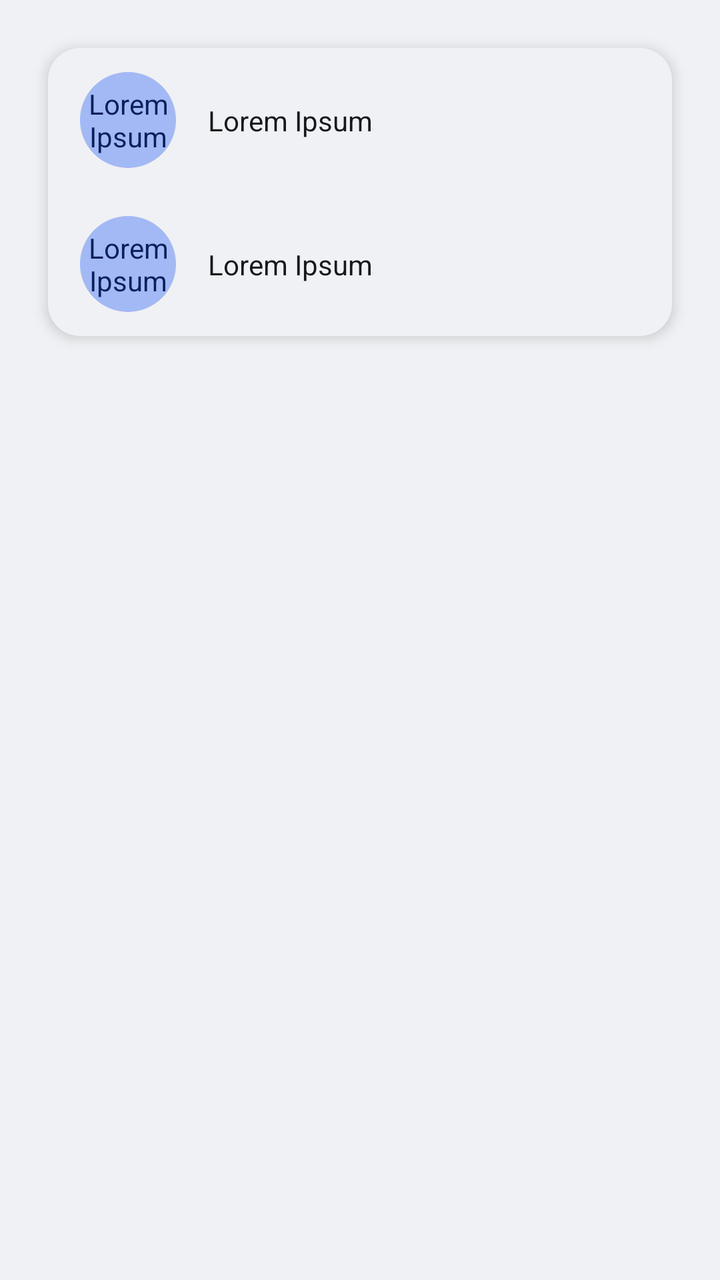
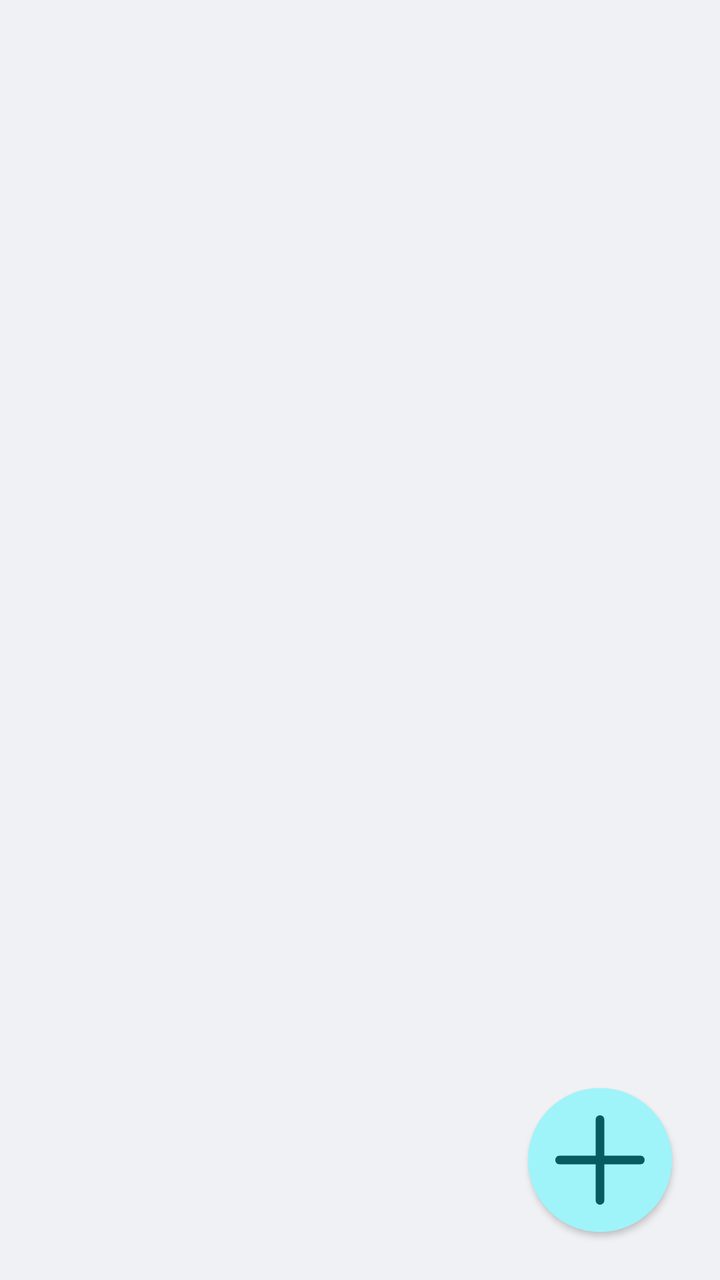

An Android layout rendered at two revisions. The XML below is the earlier revision; the diff shows what the commit changed to produce the second picture.
<!-- AndroidManifest.xml: application theme Theme.MangaCheck -->
<!-- res/layout/list_comic_layout.xml -->
<?xml version="1.0" encoding="utf-8"?>
<ScrollView xmlns:android="http://schemas.android.com/apk/res/android"
    android:layout_width="match_parent"
    android:layout_height="match_parent"
    android:background="?backgroundColor"
    android:clipChildren="false"
    android:clipToPadding="false"
    android:fitsSystemWindows="true">

    <include layout="@layout/list_comic_group" />

</ScrollView>
<!-- res/layout/list_comic_group.xml (included above) -->
<?xml version="1.0" encoding="utf-8"?>
<LinearLayout xmlns:android="http://schemas.android.com/apk/res/android"
    android:layout_width="match_parent"
    android:layout_height="wrap_content"
    android:background="@drawable/basic_surface"
    android:elevation="@dimen/U_half"
    android:orientation="vertical"
    android:clipChildren="false"
    android:clipToPadding="false"
    android:layout_marginTop="@dimen/U_2"
    android:layout_margin="@dimen/U_3">

    <include layout="@layout/list_comic_entry" />

    <include layout="@layout/list_comic_entry" />
</LinearLayout>
<!-- res/layout/list_comic_entry.xml (included above) -->
<?xml version="1.0" encoding="utf-8"?>
<androidx.constraintlayout.widget.ConstraintLayout xmlns:android="http://schemas.android.com/apk/res/android"
    xmlns:app="http://schemas.android.com/apk/res-auto"
    android:layout_width="match_parent"
    android:layout_height="@dimen/U_7"
    android:layout_marginTop="@dimen/U_1"
    android:layout_marginBottom="@dimen/U_1"
    android:orientation="horizontal">

    <TextView
        android:id="@+id/letter_circle"
        android:layout_width="@dimen/U_6"
        android:layout_height="@dimen/U_6"
        android:layout_alignParentBottom="true"
        android:layout_gravity="center"
        android:layout_marginStart="@dimen/U_2"
        android:background="@drawable/reading_list_circle"
        android:gravity="center"
        android:text="@string/missing"
        android:textColor="?colorOnPrimaryContainer"
        app:layout_constraintBottom_toBottomOf="parent"
        app:layout_constraintStart_toStartOf="parent"
        app:layout_constraintTop_toTopOf="parent" />

    <TextView
        android:id="@+id/manga_name"
        android:layout_width="wrap_content"
        android:layout_height="wrap_content"
        android:layout_marginStart="@dimen/U_2"
        android:text="@string/missing"
        android:textColor="?colorOnSurface"
        app:layout_constraintBottom_toBottomOf="parent"
        app:layout_constraintStart_toEndOf="@+id/letter_circle"
        app:layout_constraintTop_toTopOf="parent" />

</androidx.constraintlayout.widget.ConstraintLayout>
<!-- resources referenced by this layout -->
<resources>
  <dimen name="U_1">8dp</dimen>
  <dimen name="U_2">16dp</dimen>
  <dimen name="U_3">24dp</dimen>
  <dimen name="U_6">48dp</dimen>
  <dimen name="U_7">56dp</dimen>
  <dimen name="U_half">4dp</dimen>
  <!-- drawable basic_surface (drawable) -->
  <?xml version="1.0" encoding="utf-8"?>
  <shape xmlns:android="http://schemas.android.com/apk/res/android"
      android:shape="rectangle">
      <solid android:color="?colorSurface" />
      <corners android:radius="@dimen/U_2" />
  </shape>
  <!-- drawable reading_list_circle (drawable) -->
  <?xml version="1.0" encoding="utf-8"?>
  <selector xmlns:android="http://schemas.android.com/apk/res/android">
      <item>
          <shape android:shape="oval">
              <solid android:color="?colorPrimaryContainer" />
          </shape>
      </item>
  </selector>
  <string name="missing">Lorem Ipsum</string>
  <color name="primary_35">#1038A2</color>
  <color name="primary_80">#A3B9F5</color>
  <color name="white">#FFFFFFFF</color>
  <color name="primary_20">#0A205C</color>
  <color name="secondary_35">#0A9FA9</color>
  <color name="secondary_80">#9FF4F9</color>
  <color name="secondary_20">#065B60</color>
  <color name="tertiary_35">#3D4C76</color>
  <color name="tertiary_80">#BCC4DC</color>
  <color name="tertiary_20">#232B43</color>
  <color name="error_35">#B22200</color>
  <color name="error_80">#FFAC99</color>
  <color name="error_20">#661300</color>
  <color name="Natural_95">#F0F1F4</color>
  <color name="Natural_10">#16181D</color>
  <color name="Natural_20">#2B303B</color>
  <color name="VNatural_90">#E2E9E9</color>
  <color name="VNatural_30">#415658</color>
  <color name="VNatural_50">#6C9093</color>
  <color name="VNatural_80">#C4D3D4</color>
  <style name="mySpinnerItemSelectedStyleLight" parent="@android:style/Widget.Holo.TextView.SpinnerItem">
          <item name="android:textColor">?colorOnSurfaceVariant</item>
      </style>
  <style name="DrawerArrowStyleLight" parent="@style/Widget.AppCompat.DrawerArrowToggle">
          <item name="spinBars">true</item>
          <item name="color">?colorOnPrimaryContainer</item>
      </style>
  <!-- unchanged entries left out for length: 1 -->
</resources>

<!-- the commit's change to res/layout/list_comic_layout.xml (unified diff, before → after) -->
@@ -1,5 +1,5 @@
 <?xml version="1.0" encoding="utf-8"?>
-<ScrollView xmlns:android="http://schemas.android.com/apk/res/android"
+<RelativeLayout xmlns:android="http://schemas.android.com/apk/res/android"
     android:layout_width="match_parent"
     android:layout_height="match_parent"
     android:background="?backgroundColor"
@@ -7,60 +7,15 @@
     android:clipToPadding="false"
     android:fitsSystemWindows="true">
 
-    <include layout="@layout/list_comic_group" />
+    <Button
+        android:id="@+id/add_button"
+        android:layout_width="@dimen/U_9"
+        android:layout_height="@dimen/U_9"
+        android:layout_alignParentEnd="true"
+        android:layout_alignParentBottom="true"
+        android:layout_marginEnd="@dimen/U_3"
+        android:layout_marginBottom="@dimen/U_3"
+        android:background="@drawable/add_button"
+        android:elevation="@dimen/U_1" />
 
-</ScrollView>
-<!-- res/layout/list_comic_group.xml (included above) -->
-<?xml version="1.0" encoding="utf-8"?>
-<LinearLayout xmlns:android="http://schemas.android.com/apk/res/android"
-    android:layout_width="match_parent"
-    android:layout_height="wrap_content"
-    android:background="@drawable/basic_surface"
-    android:elevation="@dimen/U_half"
-    android:orientation="vertical"
-    android:clipChildren="false"
-    android:clipToPadding="false"
-    android:layout_marginTop="@dimen/U_2"
-    android:layout_margin="@dimen/U_3">
-
-    <include layout="@layout/list_comic_entry" />
-
-    <include layout="@layout/list_comic_entry" />
-</LinearLayout>
-<!-- res/layout/list_comic_entry.xml (included above) -->
-<?xml version="1.0" encoding="utf-8"?>
-<androidx.constraintlayout.widget.ConstraintLayout xmlns:android="http://schemas.android.com/apk/res/android"
-    xmlns:app="http://schemas.android.com/apk/res-auto"
-    android:layout_width="match_parent"
-    android:layout_height="@dimen/U_7"
-    android:layout_marginTop="@dimen/U_1"
-    android:layout_marginBottom="@dimen/U_1"
-    android:orientation="horizontal">
-
-    <TextView
-        android:id="@+id/letter_circle"
-        android:layout_width="@dimen/U_6"
-        android:layout_height="@dimen/U_6"
-        android:layout_alignParentBottom="true"
-        android:layout_gravity="center"
-        android:layout_marginStart="@dimen/U_2"
-        android:background="@drawable/reading_list_circle"
-        android:gravity="center"
-        android:text="@string/missing"
-        android:textColor="?colorOnPrimaryContainer"
-        app:layout_constraintBottom_toBottomOf="parent"
-        app:layout_constraintStart_toStartOf="parent"
-        app:layout_constraintTop_toTopOf="parent" />
-
-    <TextView
-        android:id="@+id/manga_name"
-        android:layout_width="wrap_content"
-        android:layout_height="wrap_content"
-        android:layout_marginStart="@dimen/U_2"
-        android:text="@string/missing"
-        android:textColor="?colorOnSurface"
-        app:layout_constraintBottom_toBottomOf="parent"
-        app:layout_constraintStart_toEndOf="@+id/letter_circle"
-        app:layout_constraintTop_toTopOf="parent" />
-
-</androidx.constraintlayout.widget.ConstraintLayout>
+</RelativeLayout>
<!-- resource entries referenced after the edit -->
@@ -1,28 +1,30 @@
 <!-- resources referenced by this layout -->
 <resources>
   <dimen name="U_1">8dp</dimen>
-  <dimen name="U_2">16dp</dimen>
   <dimen name="U_3">24dp</dimen>
-  <dimen name="U_6">48dp</dimen>
-  <dimen name="U_7">56dp</dimen>
-  <dimen name="U_half">4dp</dimen>
-  <!-- drawable basic_surface (drawable) -->
-  <?xml version="1.0" encoding="utf-8"?>
-  <shape xmlns:android="http://schemas.android.com/apk/res/android"
-      android:shape="rectangle">
-      <solid android:color="?colorSurface" />
-      <corners android:radius="@dimen/U_2" />
-  </shape>
-  <!-- drawable reading_list_circle (drawable) -->
-  <?xml version="1.0" encoding="utf-8"?>
-  <selector xmlns:android="http://schemas.android.com/apk/res/android">
+  <dimen name="U_9">72dp</dimen>
+  <!-- drawable add_button (drawable) -->
+  <layer-list xmlns:android="http://schemas.android.com/apk/res/android">
       <item>
           <shape android:shape="oval">
-              <solid android:color="?colorPrimaryContainer" />
+              <solid android:color="?colorSecondaryContainer" />
           </shape>
       </item>
-  </selector>
-  <string name="missing">Lorem Ipsum</string>
+  
+      <item>
+          <vector
+              android:width="10dp"
+              android:height="10dp"
+              android:autoMirrored="true"
+              android:tint="?colorOnSecondaryContainer"
+              android:viewportWidth="100"
+              android:viewportHeight="100">
+              <path
+                  android:fillColor="@android:color/white"
+                  android:pathData="M 47 47 v -25 c 0 -4 6 -4 6 0 v 25 h 25 c 4 0 4 6 0 6 h -25 v 25 c 0 4 -6 4 -6 0 v -25 h -25 c -4 0 -4 -6 0 -6 Z" />
+          </vector>
+      </item>
+  </layer-list>
   <color name="primary_35">#1038A2</color>
   <color name="primary_80">#A3B9F5</color>
   <color name="white">#FFFFFFFF</color>
